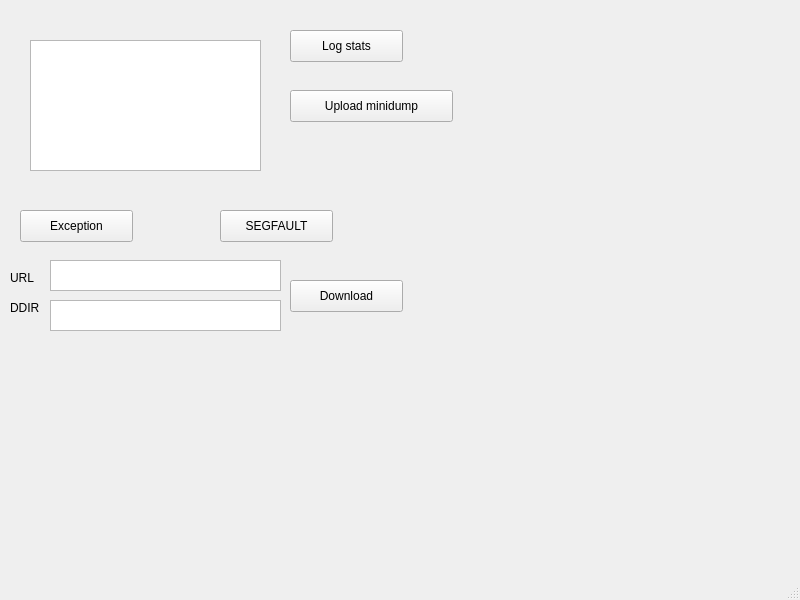
This is demoapp/CrashingWidget.ui in qedsoftware/crashup as Qt 5 draws it before an edit. The edited form follows.
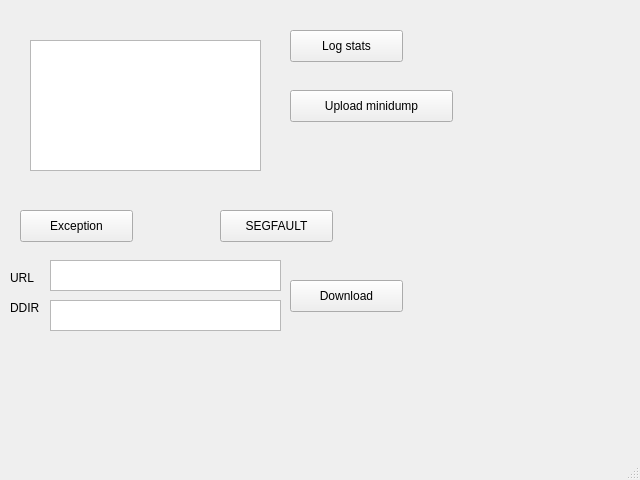
This is the edited form.

Patch:
```diff
--- a/demoapp/CrashingWidget.ui
+++ b/demoapp/CrashingWidget.ui
@@ -6,8 +6,8 @@
    <rect>
     <x>0</x>
     <y>0</y>
-    <width>800</width>
-    <height>600</height>
+    <width>640</width>
+    <height>480</height>
    </rect>
   </property>
   <property name="windowTitle">
```
